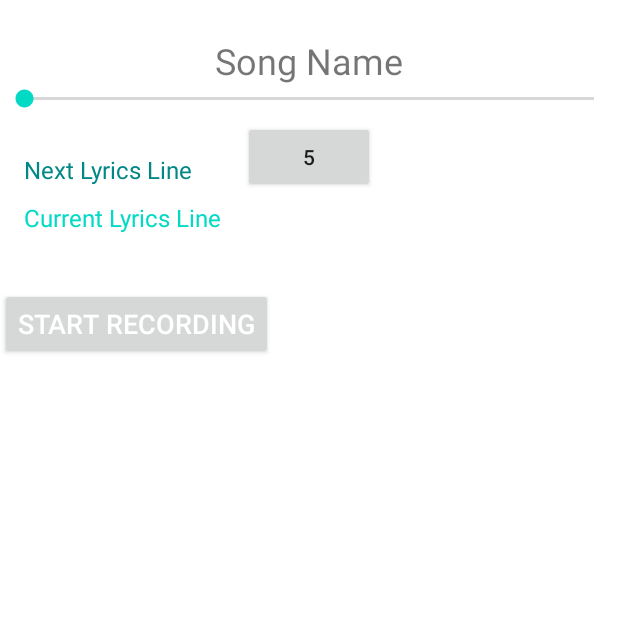
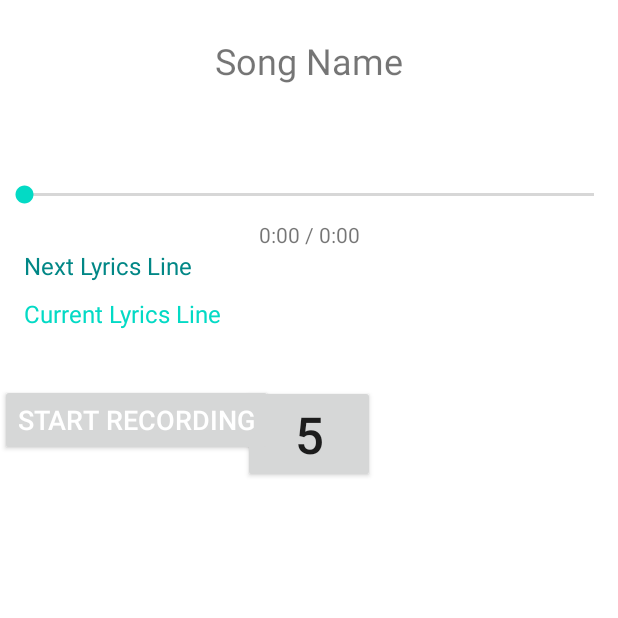
Before and after one commit to RobPeissig/KaraOK, an Android app: the LiveEffectDemo screen opened directly, with no data from a screen before it, on a phone screen of 412 x 824 dp, the top half of it. Run offline under Robolectric (Android 15) with nearby library versions, the phone set to English and light mode, and no system bars; our stand-ins replace Firebase (no records; nobody signed in at launch, a user with empty details on screens opened directly); 12 statements that could not run were skipped.

Commit message:
Added layout fixes

```diff
--- a/app/src/main/res/layout-v21/activity_liveeffect_demo.xml
+++ b/app/src/main/res/layout-v21/activity_liveeffect_demo.xml
@@ -40,39 +40,42 @@
         android:id="@+id/album_cover_image_view"
         android:layout_width="match_parent"
         android:layout_height="wrap_content"
+        android:layout_marginTop="32dp"
         app:layout_constraintEnd_toEndOf="parent"
         app:layout_constraintStart_toStartOf="parent"
-        app:layout_constraintTop_toBottomOf="@+id/song_name_text_view"  />
+        app:layout_constraintTop_toBottomOf="@+id/song_name_text_view" />
 
     <Button
         android:id="@+id/button_toggle_effect"
         android:layout_width="wrap_content"
         android:layout_height="wrap_content"
-        android:layout_marginTop="24dp"
+        android:layout_marginTop="200dp"
         android:clickable="false"
         android:gravity="center"
         android:text="@string/start_effect"
         android:textAllCaps="false"
+        android:textSize="34sp"
         android:visibility="visible"
         app:layout_constraintEnd_toEndOf="parent"
         app:layout_constraintHorizontal_bias="0.5"
         app:layout_constraintStart_toStartOf="parent"
-        app:layout_constraintTop_toBottomOf="@+id/album_cover_image_view" />
+        app:layout_constraintTop_toBottomOf="@id/song_name_text_view" />
 
     <SeekBar
         android:id="@+id/seekBar"
         android:layout_width="match_parent"
         android:layout_height="wrap_content"
-        android:secondaryProgress="@color/teal_200"
-        android:progressTint="@color/teal_200"
-        android:thumbTint="@color/teal_200"
+        android:layout_marginTop="32dp"
         android:backgroundTint="@color/white"
         android:max="100"
         android:progress="0"
+        android:progressTint="@color/teal_200"
+        android:secondaryProgress="@color/teal_200"
+        android:thumbTint="@color/teal_200"
         app:layout_constraintEnd_toEndOf="parent"
         app:layout_constraintHorizontal_bias="0.5"
         app:layout_constraintStart_toStartOf="parent"
-        app:layout_constraintTop_toBottomOf="@+id/album_cover_image_view"/>
+        app:layout_constraintTop_toBottomOf="@+id/album_cover_image_view" />
 
     <TextView
         android:id="@+id/timeTextView"
```
